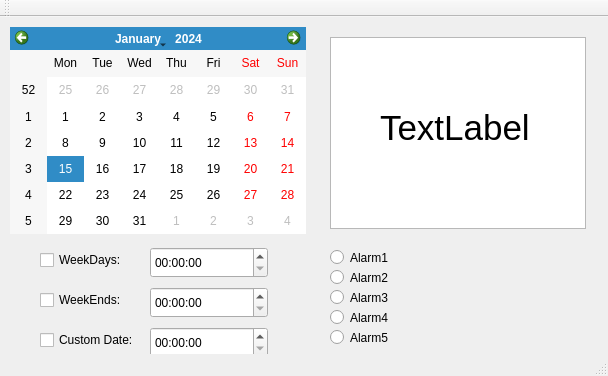
Qt form mainwindow.ui (CountMurphy/QTalarm) before a commit.
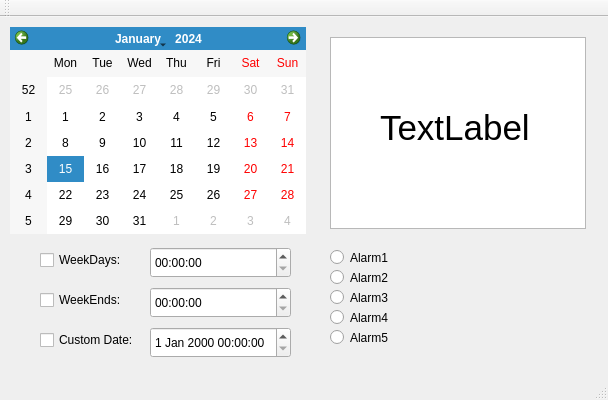
The same form after that commit. Icons and pictures are not drawn.

Commit message: Custom Date time alarms now work

```diff
--- a/mainwindow.ui
+++ b/mainwindow.ui
@@ -10,7 +10,7 @@
     <x>0</x>
     <y>0</y>
     <width>608</width>
-    <height>376</height>
+    <height>400</height>
    </rect>
   </property>
   <property name="windowTitle">
@@ -52,7 +52,7 @@
      <rect>
       <x>150</x>
       <y>230</y>
-      <width>118</width>
+      <width>141</width>
       <height>31</height>
      </rect>
     </property>
@@ -62,7 +62,7 @@
      <rect>
       <x>150</x>
       <y>270</y>
-      <width>118</width>
+      <width>141</width>
       <height>31</height>
      </rect>
     </property>
@@ -106,16 +106,6 @@
      <string>Custom Date:</string>
     </property>
    </widget>
-   <widget class="QTimeEdit" name="Cust_Edit">
-    <property name="geometry">
-     <rect>
-      <x>150</x>
-      <y>310</y>
-      <width>118</width>
-      <height>31</height>
-     </rect>
-    </property>
-   </widget>
    <widget class="QRadioButton" name="Alm1">
     <property name="geometry">
      <rect>
@@ -205,6 +195,16 @@
      <string>TextLabel</string>
     </property>
    </widget>
+   <widget class="QDateTimeEdit" name="Cust_Edit">
+    <property name="geometry">
+     <rect>
+      <x>150</x>
+      <y>310</y>
+      <width>141</width>
+      <height>31</height>
+     </rect>
+    </property>
+   </widget>
   </widget>
   <widget class="QMenuBar" name="menuBar">
    <property name="geometry">
```
Left out of the diff: 2 changed lines with no effect on the pictures. The commit also changes 2 other files.
